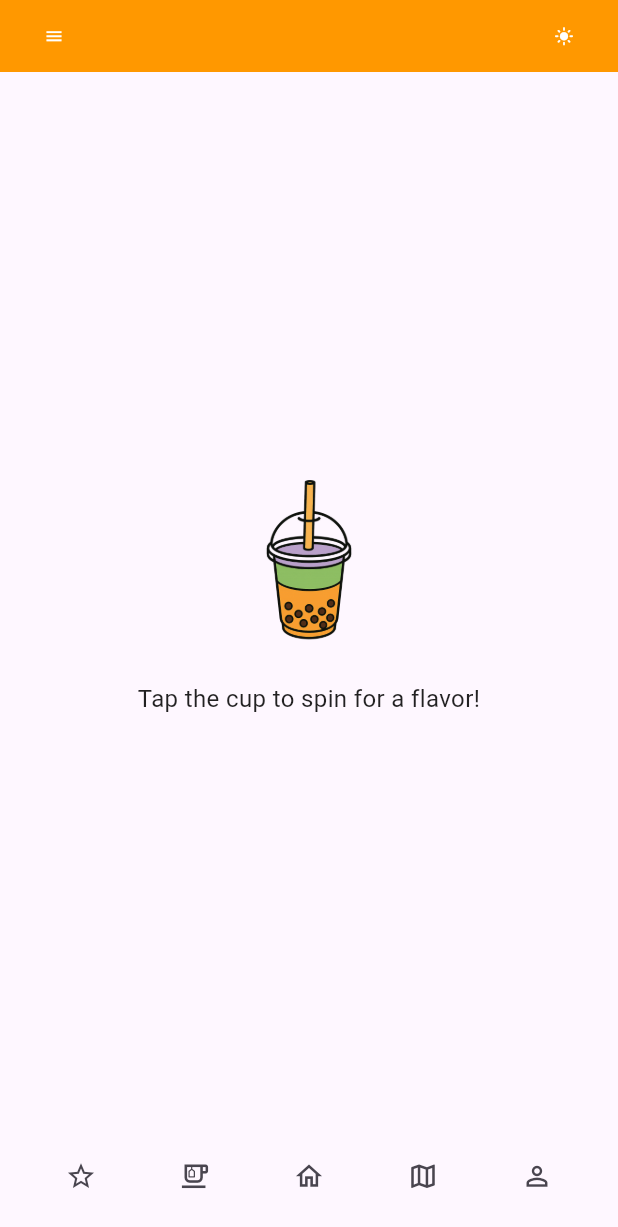
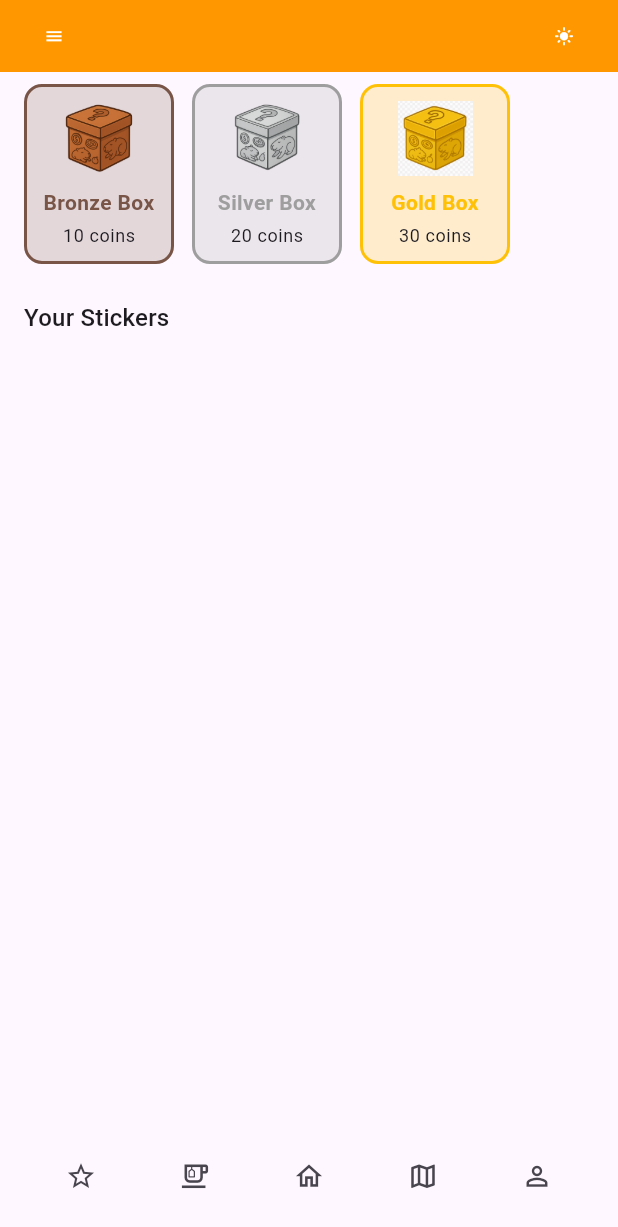
Before and after one commit to CReny63/BOPO, a Flutter app: the StoresPage screen opened by its route, item 2 of the bottom bar chosen, after a tap on the "emoji food beverage" icon, on a phone screen of 412 x 824 dp. Shown: the top 1227 px of the screen. Run offline on Flutter 3.47's test engine with Material 3 defaults, Android fonts, the phone set to English and light mode, and no system bars; our stand-ins replace cloud_firestore, custom_refresh_indicator, firebase_auth, firebase_core, firebase_database, font_awesome_flutter and 9 more; missing offline and left inert: geoflutterfire_plus, mobile_scanner; accounts and stored records are empty; network calls fail.

Commit message:
UI shop, myboxes, coins added...

```diff
--- a/lib/login.dart
+++ b/lib/login.dart
@@ -59,7 +59,7 @@ class _LoginPageState extends State<LoginPage> {
       // Optionally save email and password so they can be reloaded later.
       await _saveCredentials(emailController.text.trim(), passwordController.text);
       ScaffoldMessenger.of(context).showSnackBar(
-        const SnackBar(content: Text('Email Sign In Successful!')),
+        const SnackBar(content: Text('')),
       );
       // Navigate to next screen (pass the uid as argument)
       Navigator.pushReplacementNamed(context, '/splash2', arguments: uid);
@@ -76,16 +76,16 @@ class _LoginPageState extends State<LoginPage> {
     UserCredential? userCredential = await _authService.signInWithGoogle();
     if (userCredential != null) {
       String uid = userCredential.user!.uid; // Real Firebase UID
-      ScaffoldMessenger.of(context).showSnackBar(
-        const SnackBar(content: Text('Google Sign In Successful!')),
-      );
+      // ScaffoldMessenger.of(context).showSnackBar(
+      //   const SnackBar(content: Text('')),
+      // );
       // For convenience, you might want to save the user's email as well.
       await _saveCredentials(userCredential.user!.email ?? '', '');
       Navigator.pushReplacementNamed(context, '/splash2', arguments: uid);
     } else {
-      ScaffoldMessenger.of(context).showSnackBar(
-        const SnackBar(content: Text('Google Sign-In failed.')),
-      );
+      // ScaffoldMessenger.of(context).showSnackBar(
+      //   const SnackBar(content: Text('')),
+      // );
     }
   }
 
--- a/lib/main.dart
+++ b/lib/main.dart
@@ -71,7 +71,7 @@ class _MyAppState extends State<MyApp> {
           theme: themeProvider.currentTheme,
           initialRoute: '/splash', // Start at splash screen.
           routes: {
-            '/friends': (context) => const FeaturedPage(),
+            '/friends': (context) => const StorePage(),
             '/splash': (context) => SplashScreen(),
             // '/splash2' is handled via onGenerateRoute.
             '/login': (context) => LoginPage(
--- a/lib/models/friends.dart
+++ b/lib/models/friends.dart
@@ -2,216 +2,193 @@ import 'dart:async';
 import 'dart:math';
 
 import 'package:firebase_auth/firebase_auth.dart' as fbAuth;
+import 'package:firebase_database/firebase_database.dart';
 import 'package:flutter/material.dart';
-import 'package:geolocator/geolocator.dart';
 import 'package:provider/provider.dart';
-import 'package:test/locations/boba_store.dart';
-import 'package:test/locations/fetch_stores.dart';
 import 'package:test/services/theme_provider.dart';
 import 'package:test/widgets/app_bar_content.dart';
 
-class FeaturedPage extends StatefulWidget {
-  const FeaturedPage({Key? key}) : super(key: key);
+class StorePage extends StatefulWidget {
+  const StorePage({Key? key}) : super(key: key);
+
   @override
-  _FeaturedPageState createState() => _FeaturedPageState();
+  _StorePageState createState() => _StorePageState();
 }
 
-class _FeaturedPageState extends State<FeaturedPage> {
-  final StoreService _storeService = StoreService();
-  Position? _currentPosition;
-  List<BobaStore> _nearbyStores = [];
-  String? _activeStoreName;
-  String? _activeStoreLocation; // "City, ST"
-  bool _isLoading = true;
+class _StorePageState extends State<StorePage> {
+  late DatabaseReference _userRef;
+  String _uid = '';
+  int _coins = 10;
+  List<String> _unlockedStickers = [];
 
-  // Flavor roulette
-  final List<String> _flavors = [
-    "Matcha Latte + Tapioca Boba",
-    "Thai Tea + Mango Pearls",
-    "Honeydew Tea + Aloe Vera",
-    "Taro Latte + Crystal Boba",
-    "Brown Sugar Milk + Cold Brew Jelly",
-    "Strawberry Smoothie + Strawberry Jelly",
-    "Oolong Tea + Lychee Jelly",
-    "Chocolate Milk Tea + Coffee Jelly",
+  final List<_MysteryBox> _boxes = [
+    _MysteryBox('Bronze Box', 10, Colors.brown, 'assets/bronze_box.png'),
+    _MysteryBox('Silver Box', 20, Colors.grey, 'assets/silver_box.png'),
+    _MysteryBox('Gold Box', 30, Colors.amber, 'assets/gold_box.png'),
   ];
-  String? _selectedFlavor;
-  bool _spinning = false;
 
   @override
   void initState() {
     super.initState();
-    _initLocationAndStores();
+    _initUser();
   }
 
-  Future<void> _initLocationAndStores() async {
-    try {
-      _currentPosition = await Geolocator.getCurrentPosition(
-          desiredAccuracy: LocationAccuracy.high);
-      final stores = await _storeService.fetchNearbyStores(
-        latitude: _currentPosition!.latitude,
-        longitude: _currentPosition!.longitude,
-        radiusInMeters: 5000,
-      );
-      stores.sort((a, b) {
-        final da = Geolocator.distanceBetween(_currentPosition!.latitude,
-            _currentPosition!.longitude, a.latitude, a.longitude);
-        final db = Geolocator.distanceBetween(_currentPosition!.latitude,
-            _currentPosition!.longitude, b.latitude, b.longitude);
-        return da.compareTo(db);
+  Future<void> _initUser() async {
+    final user = fbAuth.FirebaseAuth.instance.currentUser;
+    if (user == null) return;
+    _uid = user.uid;
+    _userRef = FirebaseDatabase.instance.ref().child('users/$_uid');
+
+    final coinSnap = await _userRef.child('coins').get();
+    final stickerSnap = await _userRef.child('stickers').get();
+
+    setState(() {
+      _coins = coinSnap.exists ? (coinSnap.value as int) : 0;
+      if (stickerSnap.exists) {
+        final data = Map<String, dynamic>.from(stickerSnap.value as Map);
+        _unlockedStickers = data.values
+            .map((e) => e['asset'] as String)
+            .toList();
+      }
     });
-      setState(() {
-        _nearbyStores = stores.take(8).toList();
-        _determineActiveStore();
-        _isLoading = false;
-      });
-    } catch (e) {
-      debugPrint("Error fetching location/stores: $e");
-      setState(() => _isLoading = false);
-    }
   }
 
-  void _determineActiveStore() {
-    if (_currentPosition == null || _nearbyStores.isEmpty) return;
-    const threshold = 20.0;
-    double bestDist = double.infinity;
-    BobaStore? best;
-    for (var s in _nearbyStores) {
-      final d = Geolocator.distanceBetween(_currentPosition!.latitude,
-          _currentPosition!.longitude, s.latitude, s.longitude);
-      if (d < bestDist) {
-        bestDist = d;
-        best = s;
-      }
-    }
-    if (best != null && bestDist <= threshold) {
-      _activeStoreName = best.name;
-      _activeStoreLocation = "${best.city}, ${best.state}";
-    } else {
-      _activeStoreName = null;
-      _activeStoreLocation = null;
-    }
+  Future<void> _updateCoins(int delta) async {
+    setState(() => _coins += delta);
+    await _userRef.update({'coins': _coins});
   }
 
-  Future<void> _spin() async {
-    if (_spinning) return;
-    setState(() {
-      _spinning = true;
-      _selectedFlavor = null;
-    });
-    await Future.delayed(const Duration(milliseconds: 800));
-    final rnd = Random();
-    setState(() {
-      _selectedFlavor = _flavors[rnd.nextInt(_flavors.length)];
-      _spinning = false;
-    });
+  Future<void> _openBox(_MysteryBox box) async {
+    if (_coins < box.cost) {
+      ScaffoldMessenger.of(context).showSnackBar(
+        const SnackBar(content: Text('Not enough coins')),
+      );
+      return;
+    }
+    await _updateCoins(-box.cost);
+
+    // Random coin reward 20-25
+    final reward = Random().nextInt(6) + 20;
+    await _updateCoins(reward);
+
+    // Random sticker unlock
+    final assets = [
+      'assets/sticker1.png',
+      'assets/sticker2.png',
+      'assets/sticker3.png',
+      'assets/sticker4.png',
+      'assets/sticker5.png',
+    ];
+    final sticker = assets[Random().nextInt(assets.length)];
+    await _userRef.child('stickers').push().set({'asset': sticker});
+
+    ScaffoldMessenger.of(context).showSnackBar(
+      SnackBar(content: Text('Opened ${box.title}: +\$reward coins & new sticker!')),
+    );
+    await _initUser();
   }
 
   @override
   Widget build(BuildContext context) {
     final theme = Provider.of<ThemeProvider>(context);
-
     return Scaffold(
       appBar: PreferredSize(
         preferredSize: const Size.fromHeight(75),
-        child: AppBarContent(
+        child: Stack(
+          children: [
+            AppBarContent(
               toggleTheme: theme.toggleTheme,
               isDarkMode: theme.isDarkMode,
             ),
-      ),
-      backgroundColor: Theme.of(context).scaffoldBackgroundColor,
-      body: _isLoading
-          ? const Center(child: CircularProgressIndicator())
-          : Center(
-              child: Padding(
-                padding: const EdgeInsets.symmetric(horizontal: 24),
-                child: Column(
-                  mainAxisAlignment: MainAxisAlignment.center,
+            // coins badge under app bar
+            Positioned(
+              top: 70,
+              right: 16,
+              child: Row(
                 children: [
-                    if (_activeStoreName != null) ...[
+                  Icon(Icons.monetization_on_outlined,
+                      color: theme.isDarkMode ? Colors.amber : Colors.orange),
+                  const SizedBox(width: 4),
                   Text(
-                        _activeStoreName!,
+                    '$_coins',
                     style: TextStyle(
-                          fontSize: 24,
+                      fontSize: 18,
                       fontWeight: FontWeight.bold,
                       color: theme.isDarkMode ? Colors.white : Colors.black,
-                        ),
-                        textAlign: TextAlign.center,
-                      ),
-                      const SizedBox(height: 4),
-                      Text(
-                        _activeStoreLocation!,
-                        style: TextStyle(
-                          fontSize: 14,
-                          color: theme.isDarkMode
-                              ? Colors.white70
-                              : Colors.black54,
-                        ),
-                      ),
-                      const SizedBox(height: 24),
-                    ],
-                    GestureDetector(
-                      onTap: _spin,
-                      child: SizedBox(
-                        width: 120,
-                        height: 120,
-                        child: _spinning
-                            ? CircularProgressIndicator(
-                                strokeWidth: 6,
-                                valueColor: AlwaysStoppedAnimation<Color>(
-                                    theme.isDarkMode
-                                        ? Colors.white
-                                        : Colors.brown),
-                              )
-                            : Image.asset(
-                                'assets/spinner_cup.png',
-                                fit: BoxFit.contain,
-                              ),
-                      ),
-                    ),
-                    const SizedBox(height: 20),
-                    if (_selectedFlavor == null && !_spinning)
-                      Text(
-                        "Tap the cup to spin for a flavor!",
-                        style: TextStyle(
-                          fontSize: 16,
-                          color: theme.isDarkMode
-                              ? Colors.white70
-                              : Colors.black87,
-                        ),
-                        textAlign: TextAlign.center,
-                      ),
-                    if (_selectedFlavor != null)
-                      Column(
-                        children: [
-                          Text(
-                            _selectedFlavor!,
-                            style: TextStyle(
-                              fontSize: 20,
-                              fontWeight: FontWeight.bold,
-                              color: theme.isDarkMode
-                                  ? Colors.white
-                                  : Colors.black,
-                            ),
-                            textAlign: TextAlign.center,
-                          ),
-                          const SizedBox(height: 12),
-                          ElevatedButton.icon(
-                            onPressed: _spin,
-                            icon: const Icon(Icons.refresh),
-                            label: const Text("Spin Again"),
-                            style: ElevatedButton.styleFrom(
-                              backgroundColor: theme.isDarkMode
-                                  ? Colors.grey[800]
-                                  : Colors.brown,
-                              padding: const EdgeInsets.symmetric(
-                                  horizontal: 24, vertical: 12),
                     ),
                   ),
                 ],
               ),
+            ),
           ],
         ),
+      ),
+      backgroundColor: Theme.of(context).scaffoldBackgroundColor,
+      body: Padding(
+        padding: const EdgeInsets.symmetric(horizontal: 16, vertical: 8),
+        child: Column(
+          children: [
+            // Mystery boxes row
+            SizedBox(
+              height: 120,
+              child: ListView.separated(
+                scrollDirection: Axis.horizontal,
+                itemCount: _boxes.length,
+                separatorBuilder: (_, __) => const SizedBox(width: 12),
+                itemBuilder: (context, idx) {
+                  final box = _boxes[idx];
+                  return GestureDetector(
+                    onTap: () => _openBox(box),
+                    child: Container(
+                      width: 100,
+                      decoration: BoxDecoration(
+                        color: box.color.withOpacity(0.2),
+                        borderRadius: BorderRadius.circular(12),
+                        border: Border.all(color: box.color, width: 2),
+                      ),
+                      child: Column(
+                        mainAxisAlignment: MainAxisAlignment.center,
+                        children: [
+                          Image.asset(box.asset, width: 50, height: 50),
+                          const SizedBox(height: 8),
+                          Text(box.title,
+                              textAlign: TextAlign.center,
+                              style: TextStyle(
+                                  fontSize: 14,
+                                  fontWeight: FontWeight.bold,
+                                  color: box.color)),
+                          const SizedBox(height: 4),
+                          Text('${box.cost} coins',
+                              style: Theme.of(context).textTheme.bodySmall),
+                        ],
+                      ),
+                    ),
+                  );
+                },
+              ),
+            ),
+
+            const SizedBox(height: 24),
+            // Stickers section
+            Align(
+              alignment: Alignment.centerLeft,
+              child: Text('Your Stickers',
+                  style: Theme.of(context).textTheme.titleMedium),
+            ),
+            const SizedBox(height: 8),
+            Expanded(
+              child: GridView.builder(
+                gridDelegate: const SliverGridDelegateWithFixedCrossAxisCount(
+                    crossAxisCount: 4,
+                    mainAxisSpacing: 8,
+                    crossAxisSpacing: 8),
+                itemCount: _unlockedStickers.length,
+                itemBuilder: (context, idx) {
+                  return Image.asset(_unlockedStickers[idx]);
+                },
+              ),
+            ),
+          ],
         ),
       ),
       bottomNavigationBar: BottomAppBar(
@@ -227,17 +204,15 @@ class _FeaturedPageState extends State<FeaturedPage> {
             IconButton(
               icon: const Icon(Icons.emoji_food_beverage_outlined, size: 21.0),
               tooltip: 'Featured',
-              onPressed: () {},
+              onPressed: () => Navigator.pushNamed(context, '/featured'),
             ),
             IconButton(
               icon: const Icon(Icons.home_outlined, size: 21.0),
               tooltip: 'Home',
               onPressed: () {
-                final fbAuth.User? user =
-                    fbAuth.FirebaseAuth.instance.currentUser;
-                if (user != null && user.uid.isNotEmpty) {
+                if (_uid.isNotEmpty) {
                   Navigator.pushReplacementNamed(context, '/main',
-                      arguments: user.uid);
+                      arguments: _uid);
                 } else {
                   Navigator.pushReplacementNamed(context, '/login');
                 }
@@ -251,10 +226,7 @@ class _FeaturedPageState extends State<FeaturedPage> {
             IconButton(
               icon: const Icon(Icons.person_outline, size: 21.0),
               tooltip: 'Profile',
-              onPressed: () => Navigator.pushNamed(
-                context,
-                '/profile',
-              ),
+              onPressed: () => Navigator.pushNamed(context, '/profile'),
             ),
           ],
         ),
@@ -262,3 +234,11 @@ class _FeaturedPageState extends State<FeaturedPage> {
     );
   }
 }
+
+class _MysteryBox {
+  final String title;
+  final int cost;
+  final Color color;
+  final String asset;
+  const _MysteryBox(this.title, this.cost, this.color, this.asset);
+}
--- a/lib/models/reviews.dart
+++ b/lib/models/reviews.dart
@@ -181,7 +181,7 @@ class _StoresPageState extends State<StoresPage> {
                   labelStyle: const TextStyle(fontSize: 14),
                   unselectedLabelStyle: const TextStyle(fontSize: 14),
                   tabs: const [
-                    Tab(text: 'Unvisited'),
+                    Tab(text: 'Discover'),
                     Tab(text: 'Nearby'),
                     Tab(text: 'Favorites'),
                   ],
@@ -212,8 +212,7 @@ class _StoresPageState extends State<StoresPage> {
                 onPressed: () => Navigator.pushNamed(context, '/review'),
               ),
               IconButton(
-                icon:
-                    const Icon(Icons.emoji_food_beverage_outlined, size: 21),
+                icon: const Icon(Icons.emoji_food_beverage_outlined, size: 21),
                 tooltip: 'Featured',
                 onPressed: () => Navigator.pushNamed(context, '/friends'),
               ),
@@ -397,8 +396,8 @@ class StoreCard extends StatelessWidget {
                             : 0;
                         return Text(
                           'Your Visits: $count',
-                          style: const TextStyle(
-                              fontSize: 12, color: Colors.blue),
+                          style:
+                              const TextStyle(fontSize: 12, color: Colors.blue),
                         );
                       },
                     ),
@@ -444,8 +443,8 @@ class _AnimatedStoreCardState extends State<AnimatedStoreCard>
   @override
   void initState() {
     super.initState();
-    _controller =
-        AnimationController(vsync: this, duration: const Duration(milliseconds: 400));
+    _controller = AnimationController(
+        vsync: this, duration: const Duration(milliseconds: 400));
     _animation = CurvedAnimation(parent: _controller, curve: Curves.easeOut);
     Future.delayed(Duration(milliseconds: widget.index * 100), () {
       if (mounted) _controller.forward();
```
Also changed, not shown: pubspec.yaml (+11 -0 lines), assets/bronze_box.png (added), assets/gold_box.png (added), assets/silver_box.png (added), assets/sticker1.png (added), assets/sticker2.png (added), assets/sticker3.png (added), assets/sticker4.png (added), assets/sticker5.png (added), lib/locations/firestore.dart (line endings or trailing spaces). Lines whose indentation alone changed are shown as unchanged.
